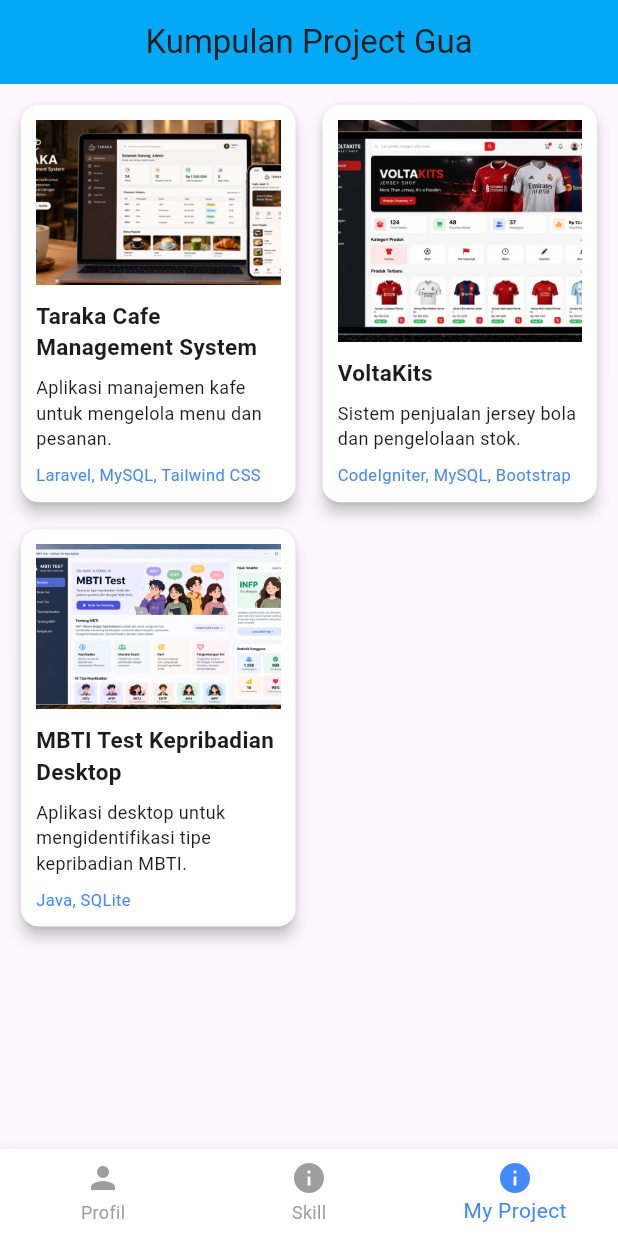
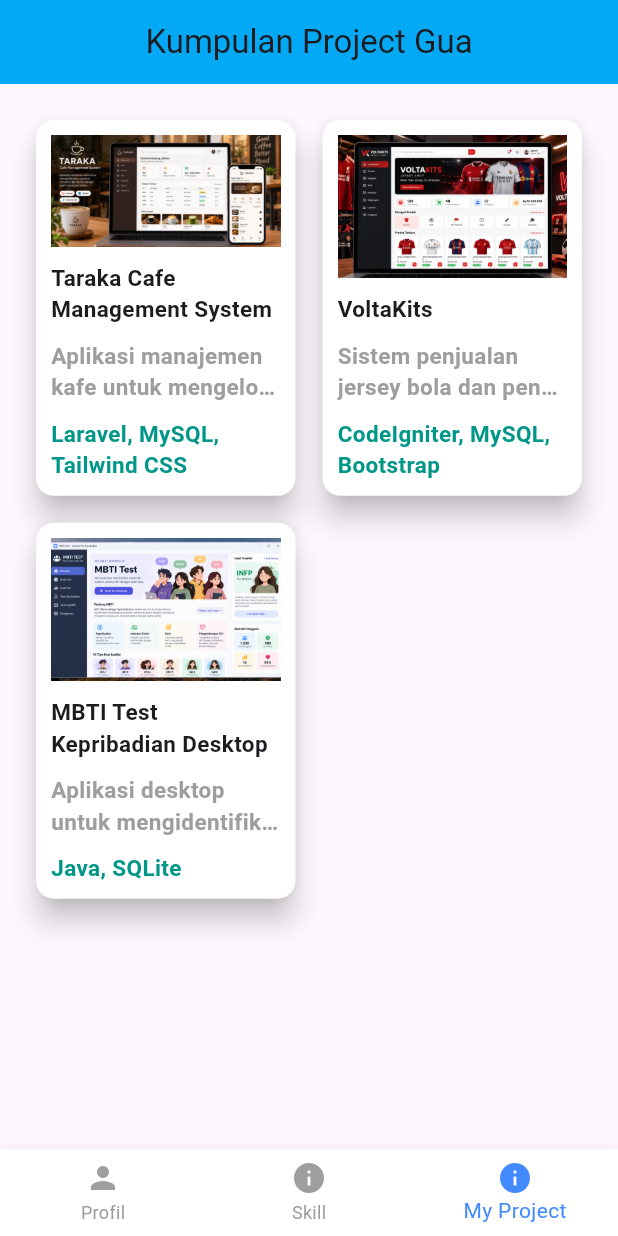
Before and after one commit to voltakits725/Latihan_Profil_Mobile_Flutter, a Flutter app: the screen it shows after launch, item 3 of the bottom bar chosen, on a phone screen of 412 x 824 dp. Run offline on Flutter 3.47's test engine with Material 3 defaults, Android fonts, the light colour scheme and no system bars.

Commit message:
refactor:  membuat widget ProjectCard ProjectGrid  untuk kartu project

```diff
--- a/lib/project_page.dart
+++ b/lib/project_page.dart
@@ -1,4 +1,5 @@
 import 'package:flutter/material.dart';
+import 'widgets/project_grid.dart';
 
 class ProjectGua extends StatelessWidget {
   final List<Map<String, String>> daftarproject = const [
@@ -31,88 +32,7 @@
       centerTitle: true,
 
       ),
-      body: Padding(
-        padding: const EdgeInsets.all(10),
-        child: GridView.builder(
-          itemCount: daftarproject.length,
-
-          gridDelegate: const SliverGridDelegateWithFixedCrossAxisCount(
-            crossAxisCount: 2,
-            crossAxisSpacing: 10,
-            mainAxisSpacing: 10,
-            childAspectRatio: 0.7,
-          ),
-          itemBuilder: (context, index) {
-            final project = daftarproject[index];
-
-            return Card(
-              color: Colors.white,
-              elevation: 4,
-              clipBehavior: Clip.antiAlias,
-              child: Padding(
-                padding: const EdgeInsets.all(10),
-                child: Column(
-                  crossAxisAlignment: CrossAxisAlignment.start,
-                  children: [
-                    Expanded(
-                      child: SizedBox(
-                        width: double.infinity,
-                        child: Image.asset(
-                          project['gambar']!,
-                          fit: BoxFit.cover,
-                          errorBuilder: (context, error, stackTrace) {
-                            return const Center(
-                              child: Icon(
-                                Icons.broken_image,
-                                size: 40,
-                                color: Colors.grey,
-                              ),
-                            );
-                          },
-                        ),
-                      ),
-                    ),
-                    const SizedBox(height: 10),
-                    Text(
-                      project['namaProject']!,
-                      style: const TextStyle(
-                        fontSize: 15,
-                        fontWeight: FontWeight.bold,
-                      ),
-                      maxLines: 2,
-                      overflow: TextOverflow.ellipsis,
-                    ),
-
-                    const SizedBox(height: 8),
-
-                    Text(
-                      project['deskripsi']!,
-                      style: const TextStyle(fontSize: 12),
-                      maxLines: 3,
-                      overflow: TextOverflow.ellipsis,
-                    ),
-
-                    const SizedBox(height: 8),
-
-                    Text(
-                      project['teknologi']!,
-                      style: const TextStyle(
-                        fontSize: 11,
-                        color: Colors.blueAccent,
-                      ),
-                      maxLines: 2,
-                      overflow: TextOverflow.ellipsis,
-                    ),
-
-
-
-                  ],
-                ),
-              ),
-            );
-          },
-        ),
-      )  ,
+      body: ProjectGrid(daftarProject: daftarproject)
     );
   }
 }
--- /dev/null
+++ b/lib/widgets/project_card.dart
@@ -0,0 +1,79 @@
+import 'package:flutter/material.dart';
+
+class ProjectCard extends StatelessWidget {
+  final String namaProject;
+  final String deskripsi;
+  final String teknologi;
+  final String gambar;
+
+  const ProjectCard({
+    super.key,
+    required this.namaProject,
+    required this.deskripsi,
+    required this.teknologi,
+    required this.gambar
+    });
+
+  @override
+  Widget build(BuildContext context) {
+    return Card(
+      color: Colors.white,
+      elevation: 8,
+      clipBehavior: Clip.antiAlias,
+      child: Padding(
+        padding: const EdgeInsets.all(10),
+          child: Column(
+          crossAxisAlignment: CrossAxisAlignment.start,
+          children: [
+            Expanded(
+              child: SizedBox(
+                width: double.infinity,
+                child: Image.asset(
+                  gambar,
+                  fit: BoxFit.cover,
+                  errorBuilder: (context, error, StackTrace){
+                    return const Center(
+                      child: Icon(Icons.broken_image, size: 40, color: Colors.grey),
+                    );
+                  },
+                ),
+              )
+            ),
+            const SizedBox(height: 10),
+            Text(
+              namaProject,
+              style: const TextStyle(
+              fontSize: 15,
+              fontWeight: FontWeight.bold,
+                ),
+              maxLines: 2,
+              overflow: TextOverflow.ellipsis,
+            ),
+            const SizedBox(height: 10),
+            Text(
+              deskripsi,
+              style: const TextStyle(
+              fontSize: 15,
+              fontWeight: FontWeight.bold,
+              color: Colors.grey,
+                ),
+              maxLines: 2,
+              overflow: TextOverflow.ellipsis,
+            ),
+            const SizedBox(height: 10),
+            Text(
+              teknologi,
+              style: const TextStyle(
+              fontSize: 15,
+              fontWeight: FontWeight.bold,
+              color: Colors.teal
+                ),
+              maxLines: 2,
+              overflow: TextOverflow.ellipsis,
+            ),
+          ],
+        ) ,
+      ),
+    );
+  }
+}
--- /dev/null
+++ b/lib/widgets/project_grid.dart
@@ -0,0 +1,31 @@
+import 'package:flutter/material.dart';
+import 'package:pertemuanke5/widgets/project_card.dart';
+
+class ProjectGrid extends StatelessWidget {
+  final List<Map<String, String>> daftarProject;
+  const ProjectGrid({super.key, required this.daftarProject});
+
+  @override
+  Widget build(BuildContext context) {
+    return Padding(
+      padding: const EdgeInsets.all(20),
+      child: GridView.builder(
+        itemCount: daftarProject.length,
+        gridDelegate: const SliverGridDelegateWithFixedCrossAxisCount(
+          crossAxisCount: 2,
+          crossAxisSpacing: 10,
+          mainAxisSpacing: 10,
+          childAspectRatio: 0.7,
+        ),
+        itemBuilder: (context, index){
+          return ProjectCard(
+            namaProject: daftarProject[index]['namaProject']!,
+            deskripsi: daftarProject[index]['deskripsi']!,
+            teknologi: daftarProject[index]['teknologi']!,
+            gambar: daftarProject[index]['gambar']!);
+        }
+      ),
+
+    );
+  }
+}
```
